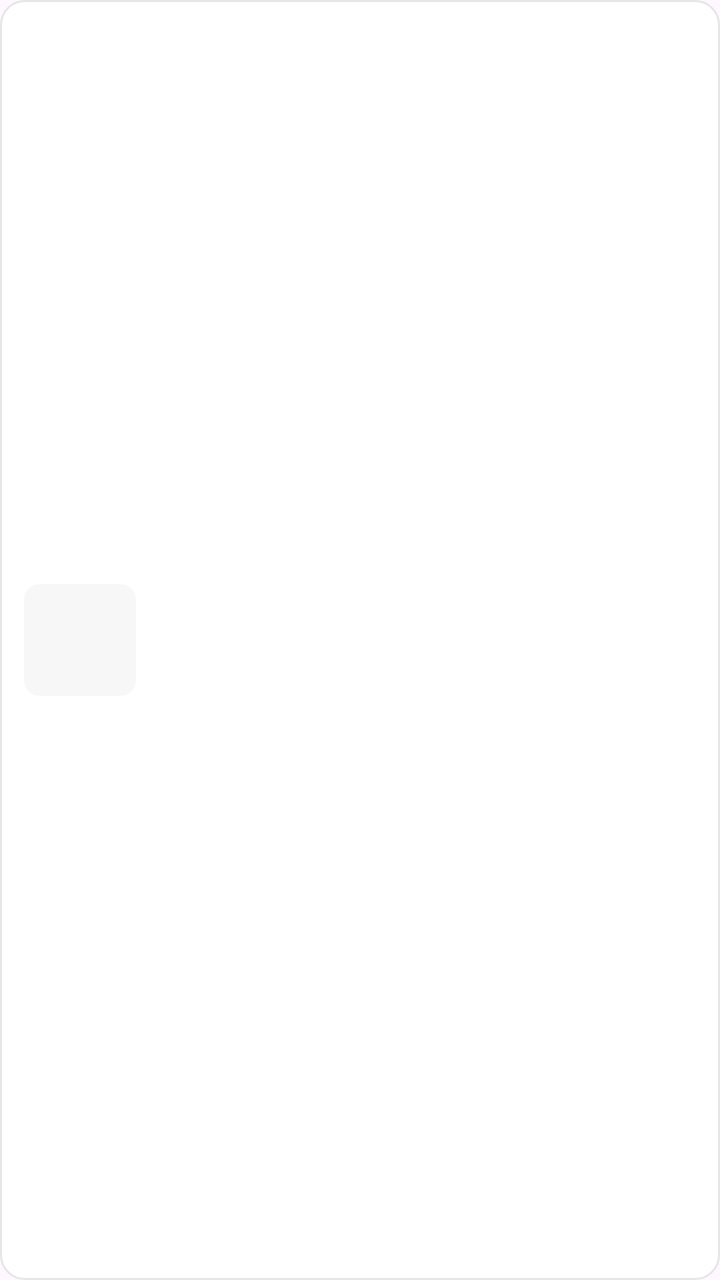
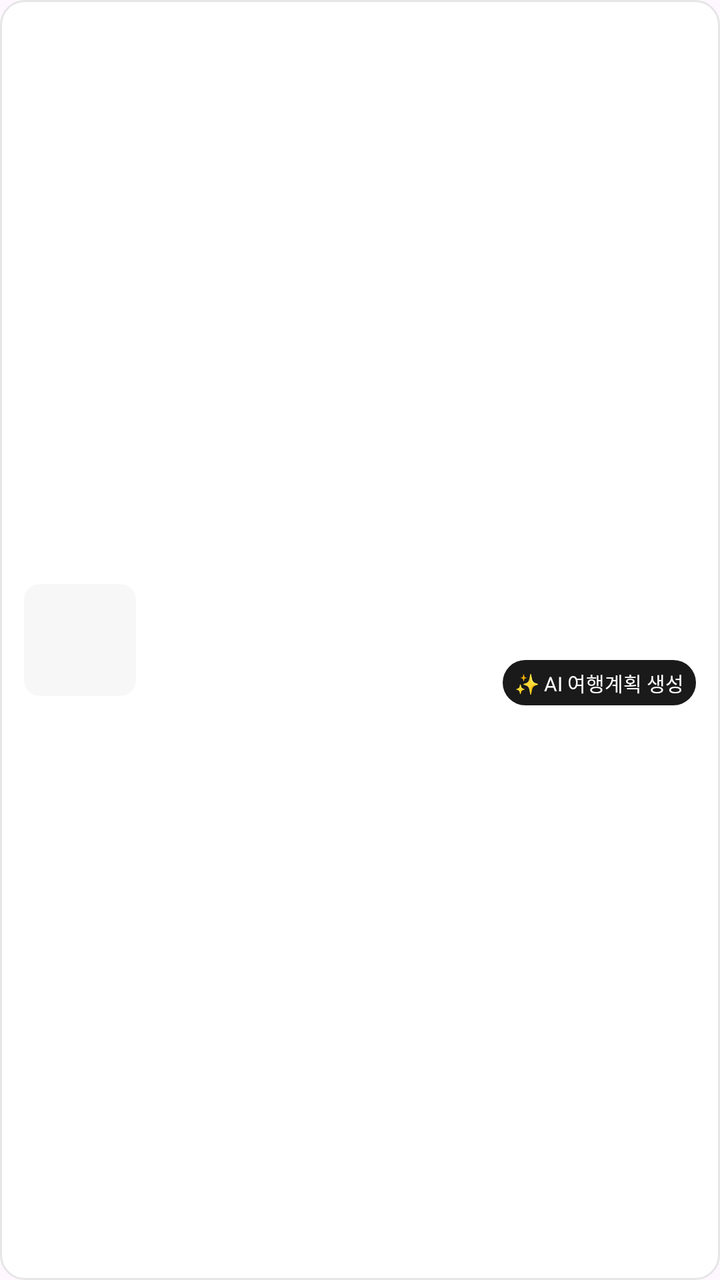

An Android layout rendered at two revisions. The XML below is the earlier revision; the diff shows what the commit changed to produce the second picture.
<!-- AndroidManifest.xml: application theme Theme.Harudiary -->
<!-- res/layout/item_activity_card.xml -->
<?xml version="1.0" encoding="utf-8"?>
<LinearLayout
    xmlns:android="http://schemas.android.com/apk/res/android"
    android:layout_width="match_parent"
    android:layout_height="80dp"
    android:layout_marginBottom="8dp"
    android:background="@drawable/bg_card"
    android:gravity="center_vertical"
    android:orientation="horizontal"
    android:paddingHorizontal="12dp">

    
    <ImageView
        android:id="@+id/iv_thumbnail"
        android:layout_width="56dp"
        android:layout_height="56dp"
        android:background="@drawable/bg_thumbnail"
        android:contentDescription="@null"
        android:scaleType="centerCrop" />

    
    <LinearLayout
        android:layout_width="0dp"
        android:layout_height="wrap_content"
        android:layout_marginStart="12dp"
        android:layout_weight="1"
        android:orientation="vertical">

        
        <TextView
            android:id="@+id/tv_date_slot"
            android:layout_width="wrap_content"
            android:layout_height="wrap_content"
            android:textColor="@color/gray_hint"
            android:textSize="11sp" />

        
        <TextView
            android:id="@+id/tv_content"
            android:layout_width="wrap_content"
            android:layout_height="wrap_content"
            android:layout_marginTop="4dp"
            android:ellipsize="end"
            android:maxLines="1"
            android:textColor="@color/primary"
            android:textSize="15sp" />

        
        <TextView
            android:id="@+id/tv_meta"
            android:layout_width="wrap_content"
            android:layout_height="wrap_content"
            android:layout_marginTop="4dp"
            android:textColor="@color/gray_hint"
            android:textSize="11sp" />

    </LinearLayout>

</LinearLayout>
<!-- resources referenced by this layout -->
<resources>
  <color name="gray_hint">#A6A6A6</color>
  <color name="primary">#1A1A1A</color>
  <!-- drawable bg_card (drawable) -->
  <?xml version="1.0" encoding="utf-8"?>
  <shape xmlns:android="http://schemas.android.com/apk/res/android"
      android:shape="rectangle">
      <solid android:color="@color/white" />
      <stroke android:width="1dp" android:color="@color/gray_border" />
      <corners android:radius="@dimen/corner_radius_card" />
  </shape>
  <!-- drawable bg_thumbnail (drawable) -->
  <?xml version="1.0" encoding="utf-8"?>
  <shape xmlns:android="http://schemas.android.com/apk/res/android"
      android:shape="rectangle">
      <solid android:color="#F7F7F7" />
      <corners android:radius="8dp" />
  </shape>
  <style name="Theme.Harudiary" parent="Base.Theme.Harudiary" />
  <color name="white">#FFFFFFFF</color>
  <color name="gray_border">#E6E6E6</color>
  <dimen name="corner_radius_card">12dp</dimen>
  <style name="Base.Theme.Harudiary" parent="Theme.Material3.DayNight.NoActionBar" />
</resources>

<!-- the commit's change to res/layout/item_activity_card.xml (unified diff, before → after) -->
@@ -45,14 +45,35 @@
             android:textColor="@color/primary"
             android:textSize="15sp" />
 
-        
-        <TextView
-            android:id="@+id/tv_meta"
-            android:layout_width="wrap_content"
+        <LinearLayout
+            android:layout_width="match_parent"
             android:layout_height="wrap_content"
-            android:layout_marginTop="4dp"
-            android:textColor="@color/gray_hint"
-            android:textSize="11sp" />
+            android:orientation="horizontal"
+            android:gravity="center_vertical"
+            android:layout_marginTop="4dp">
+
+            
+            <TextView
+                android:id="@+id/tv_meta"
+                android:layout_width="0dp"
+                android:layout_height="wrap_content"
+                android:layout_weight="1"
+                android:textColor="@color/gray_hint"
+                android:textSize="11sp" />
+
+            
+            <TextView
+                android:id="@+id/btn_generate_plan"
+                android:layout_width="wrap_content"
+                android:layout_height="wrap_content"
+                android:text="✨ AI 여행계획 생성"
+                android:textSize="10sp"
+                android:textColor="#FFFFFF"
+                android:background="@drawable/bg_button_primary"
+                android:paddingHorizontal="6dp"
+                android:paddingVertical="4dp"
+                android:layout_marginStart="8dp" />
+        </LinearLayout>
 
     </LinearLayout>
 
<!-- resource entries referenced after the edit -->
@@ -2,6 +2,13 @@
 <resources>
   <color name="gray_hint">#A6A6A6</color>
   <color name="primary">#1A1A1A</color>
+  <!-- drawable bg_button_primary (drawable) -->
+  <?xml version="1.0" encoding="utf-8"?>
+  <shape xmlns:android="http://schemas.android.com/apk/res/android"
+      android:shape="rectangle">
+      <solid android:color="@color/primary" />
+      <corners android:radius="12dp" />
+  </shape>
   <!-- drawable bg_card (drawable) -->
   <?xml version="1.0" encoding="utf-8"?>
   <shape xmlns:android="http://schemas.android.com/apk/res/android"
